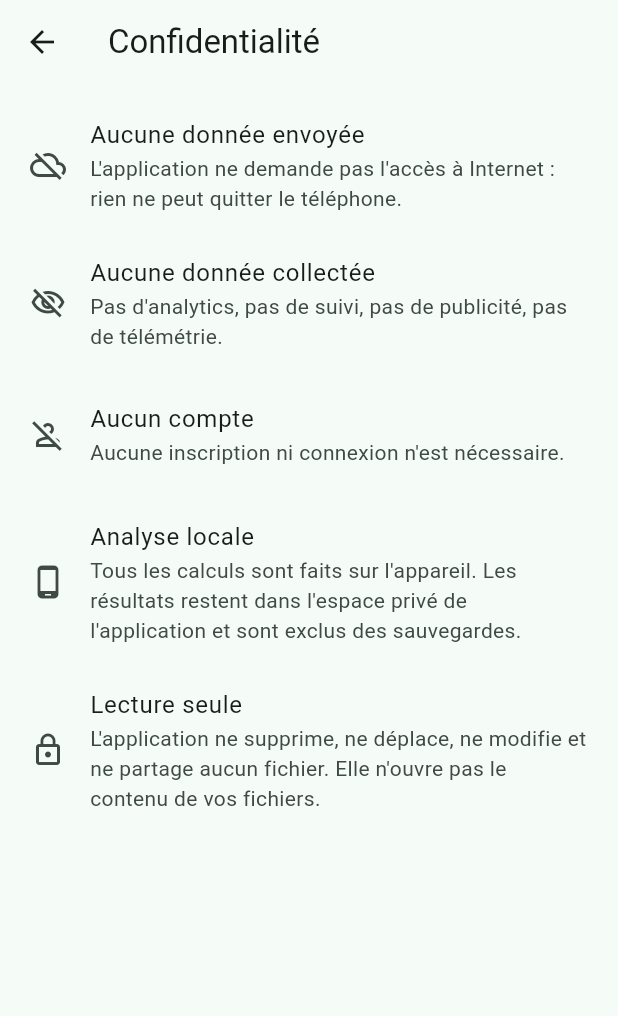
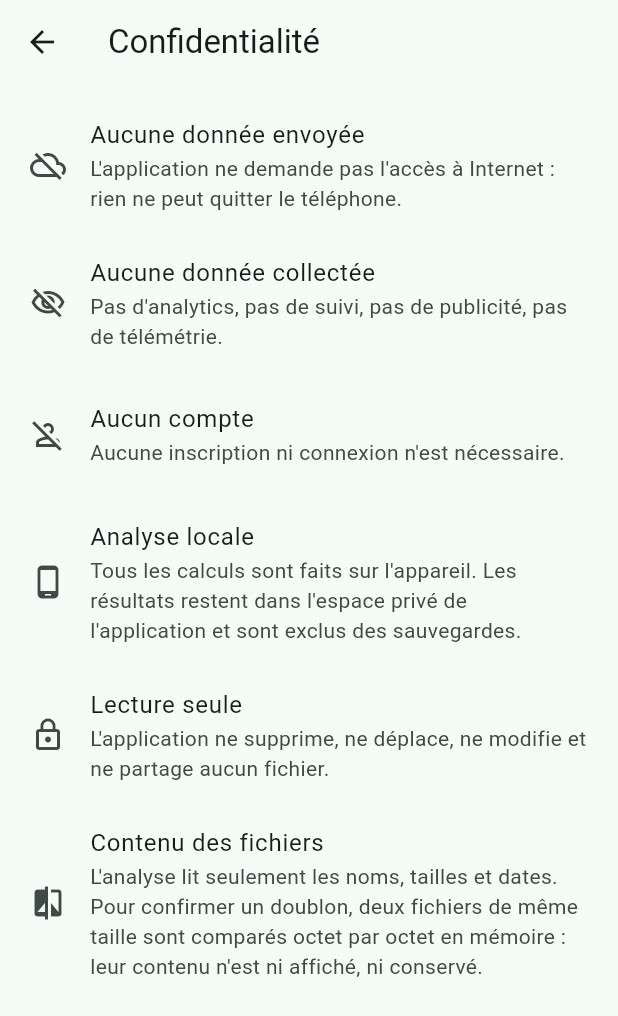
Before and after one commit to remigl/lens, a Flutter app: the PrivacyScreen screen opened directly, on a phone screen of 412 x 824 dp. Shown: the top 1016 px of the screen. Run offline on Flutter 3.47's test engine with Material 3 defaults, Android fonts, the phone set to English and light mode, and no system bars; our stand-ins replace material_ui.

Commit message:
Confidentialité : lecture du contenu pour la vérification des doublons ; README
Co-Authored-By: Claude Opus 5.5 <noreply@anthropic.com>
Claude-Session: https://claude.ai/code/session_01MA8c48ZRYmSAfa3Xj42XkE

```diff
--- a/lib/presentation/privacy/privacy_screen.dart
+++ b/lib/presentation/privacy/privacy_screen.dart
@@ -29,7 +29,14 @@ class PrivacyScreen extends StatelessWidget {
       Icons.lock_outline,
       'Lecture seule',
       "L'application ne supprime, ne déplace, ne modifie et ne partage aucun "
-          "fichier. Elle n'ouvre pas le contenu de vos fichiers.",
+          "fichier.",
+    ),
+    (
+      Icons.compare_outlined,
+      'Contenu des fichiers',
+      "L'analyse lit seulement les noms, tailles et dates. Pour confirmer un "
+          "doublon, deux fichiers de même taille sont comparés octet par octet "
+          "en mémoire : leur contenu n'est ni affiché, ni conservé.",
     ),
   ];
 
```
Also changed, not shown: 1 other file.
